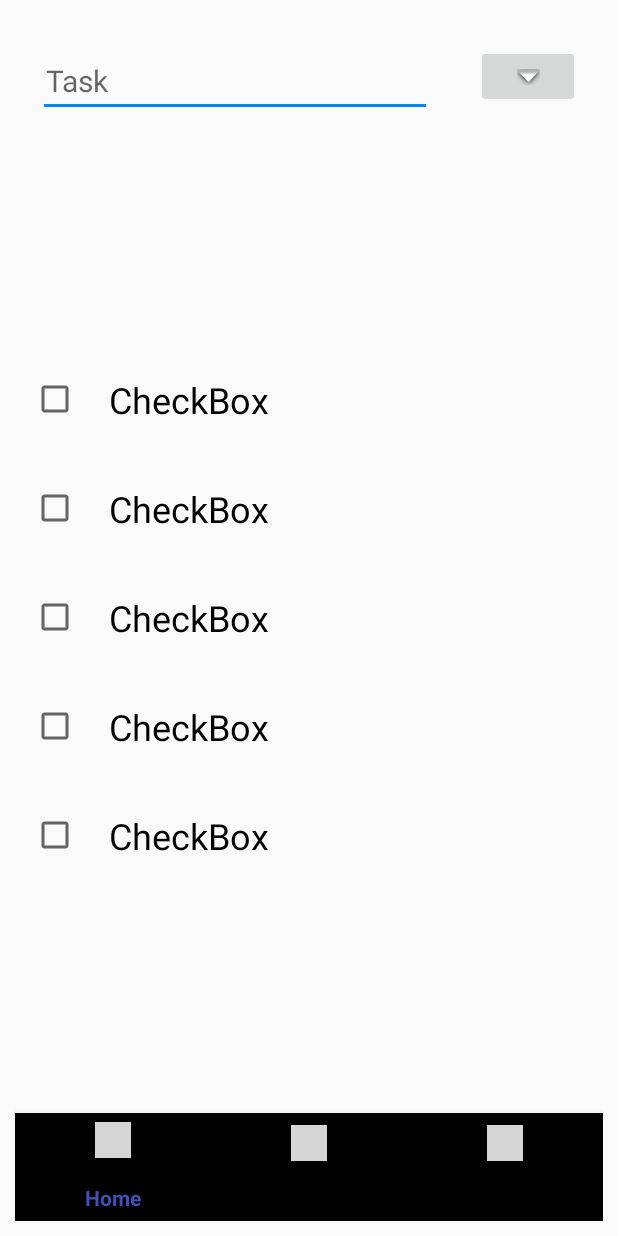
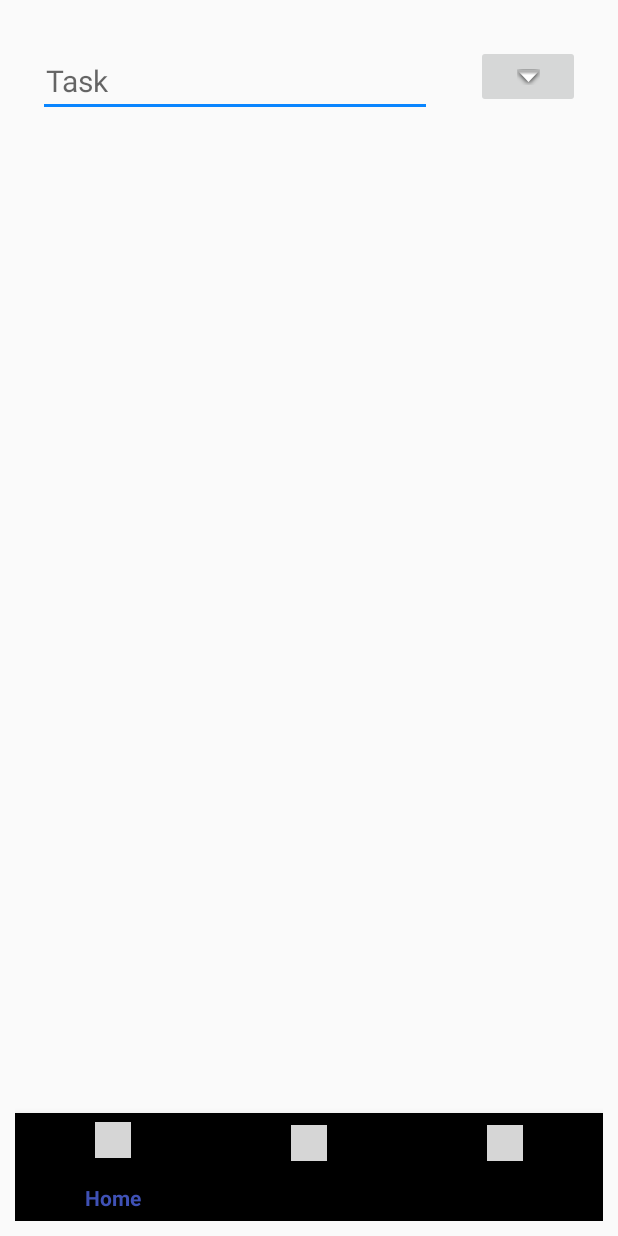
Before and after one commit to Kwistech/Everyday, an Android app: the layout activity_main.xml on its own in the app's theme, with its tools: preview values and no code run, on a phone screen of 412 x 824 dp. Run offline under Robolectric (Android 15) with nearby library versions, the phone set to English and light mode, and no system bars; grey boxes are pictures that could not be loaded.

```diff
--- a/app/src/main/res/layout/list.xml
+++ b/app/src/main/res/layout/list.xml
@@ -21,7 +21,8 @@
             android:layout_marginRight="5dp"
             android:padding="20dp"
             android:text="@string/checkbox"
-            android:textSize="24sp" />
+            android:textSize="24sp"
+            android:visibility="invisible" />
 
         <CheckBox
             android:id="@+id/checkBox2"
@@ -31,7 +32,8 @@
             android:layout_marginRight="5dp"
             android:padding="20dp"
             android:text="@string/checkbox"
-            android:textSize="24sp" />
+            android:textSize="24sp"
+            android:visibility="invisible" />
 
         <CheckBox
             android:id="@+id/checkBox3"
@@ -41,7 +43,8 @@
             android:layout_marginRight="5dp"
             android:padding="20dp"
             android:text="@string/checkbox"
-            android:textSize="24sp" />
+            android:textSize="24sp"
+            android:visibility="invisible" />
 
         <CheckBox
             android:id="@+id/checkBox4"
@@ -51,7 +54,8 @@
             android:layout_marginRight="5dp"
             android:padding="20dp"
             android:text="@string/checkbox"
-            android:textSize="24sp" />
+            android:textSize="24sp"
+            android:visibility="invisible" />
 
         <CheckBox
             android:id="@+id/checkBox5"
@@ -61,7 +65,8 @@
             android:layout_marginRight="5dp"
             android:padding="20dp"
             android:text="@string/checkbox"
-            android:textSize="24sp" />
+            android:textSize="24sp"
+            android:visibility="invisible" />
 
     </LinearLayout>
 </android.widget.RelativeLayout>
--- a/app/src/main/res/values/strings.xml
+++ b/app/src/main/res/values/strings.xml
@@ -9,4 +9,10 @@
     <string name="task">Task</string>
     <string name="addTaskButton">Add Task</string>
     <string name="deleteTaskButton">Delete Task</string>
+    <string name="added">Added!</string>
+    <string name="task_already_exists">Task already exists!</string>
+    <string name="list_is_full">List is full!</string>
+    <string name="please_enter_a_task">Please enter a task!</string>
+    <string name="deleted_task_from_list">Deleted task from list!</string>
+    <string name="task_does_not_exist">Task does not exist!</string>
 </resources>
```
Also changed, not shown: app/src/main/java/ca/kwisses/everyday/checkbox_list/CheckBoxListContract.java (+10 -6 lines), app/src/main/java/ca/kwisses/everyday/checkbox_list/CheckBoxListHandler.java (+44 -26 lines), app/src/main/java/ca/kwisses/everyday/listeners/ListenerContract.java (+7 -5 lines), app/src/main/java/ca/kwisses/everyday/listeners/OptionsMenuListener.java (+30 -15 lines), 1 other file.
